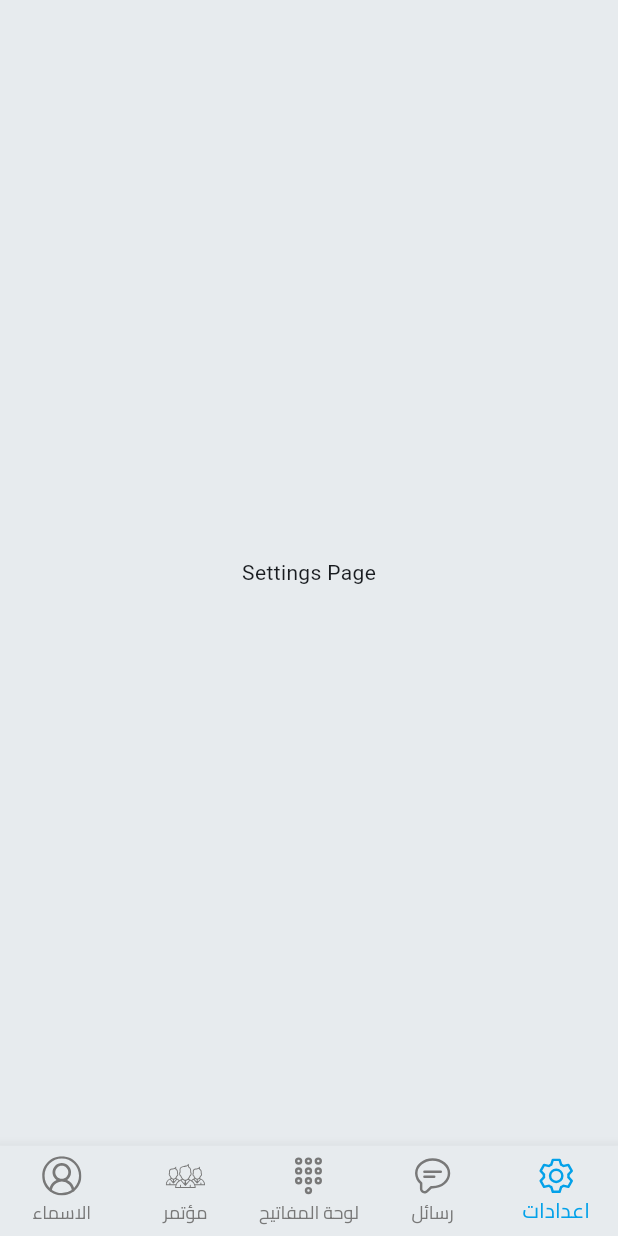
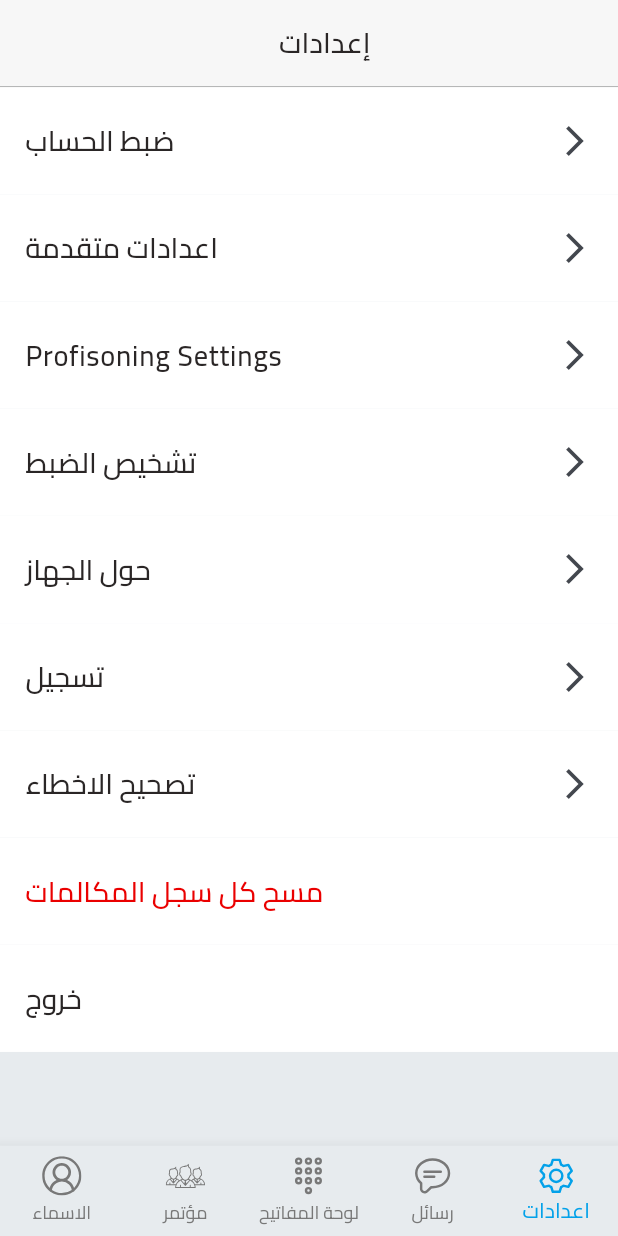
Before and after one commit to AbdelmoneamIsmael/Gs-Wave, a Flutter app: the screen it shows after launch, item 5 of the bottom bar chosen, on a phone screen of 412 x 824 dp. Run offline on Flutter 3.47's test engine with Material 3 defaults, Android fonts, the phone set to English and light mode, and no system bars; our stand-ins replace azlistview, device_preview, flutter_contacts, flutter_svg, font_awesome_flutter, get and 1 more; missing offline and left inert: app_settings, call_log, onscreen_num_keyboard.

Commit message:
finish pages

```diff
--- a/lib/core/routes/app_routes.dart
+++ b/lib/core/routes/app_routes.dart
@@ -1,3 +1,5 @@
+import 'package:gtv/features/add_new_name/presentation/pages/add_new_name_page.dart';
+
 abstract class Routes {
   Routes._();
 
@@ -12,6 +14,9 @@ abstract class Routes {
 
   static const messagePage = '/message';
 
+  static const addNewName = '/add_new_name';
+  static const addNewAccount = '/add_new_account';
+
 
 
 }
--- a/lib/core/utils/app_colors.dart
+++ b/lib/core/utils/app_colors.dart
@@ -7,5 +7,6 @@ abstract class AppColors {
   static const Color inactiveColor = Color(0xFF787878);
   static const Color whiteColor = Color(0xFFFFFFFF);
   static const Color blackColor = Color(0xFF2A2626);
+  static const Color greenColor = Color(0xFF25BE6A);
   static const Color redColor = Color(0xFFEA0000);
 }
--- /dev/null
+++ b/lib/core/widgets/setting_widget.dart
@@ -0,0 +1,35 @@
+import 'package:flutter/material.dart';
+import 'package:gtv/core/helper/responsive_helper.dart';
+import 'package:gtv/core/utils/app_colors.dart';
+import 'package:gtv/core/utils/test_style.dart';
+
+class SettingWidget extends StatelessWidget {
+  const SettingWidget({
+    super.key,
+    required this.title,
+    this.onTap,
+    this.textColor,
+    this.trailingWidget,
+  });
+  final String title;
+  final void Function()? onTap;
+  final Color? textColor;
+  final Widget? trailingWidget;
+  @override
+  Widget build(BuildContext context) {
+    return ListTile(
+      contentPadding: EdgeInsets.symmetric(
+          horizontal: 16.responsiveWidth, vertical: 8.responsiveHeight),
+      onTap: onTap,
+      tileColor: AppColors.whiteColor,
+      title: Text(
+        title,
+        style: AppTextStyles.medium.copyWith(
+          color: textColor ?? AppColors.blackColor,
+          fontSize: 18.responsiveFontSize,
+        ),
+      ),
+      trailing: trailingWidget ?? const Icon(Icons.arrow_forward_ios_outlined),
+    );
+  }
+}
--- a/lib/features/home_page/presentation/controller/home_controller.dart
+++ b/lib/features/home_page/presentation/controller/home_controller.dart
@@ -1,6 +1,8 @@
 import 'package:flutter/material.dart';
 import 'package:get/get.dart';
 import 'package:gtv/core/routes/app_routes.dart';
+import 'package:gtv/features/add_new_account/presentation/pages/add_new_account.dart';
+import 'package:gtv/features/add_new_name/presentation/pages/add_new_name_page.dart';
 import 'package:gtv/features/conference/presentation/pages/conference_page.dart';
 import 'package:gtv/features/dial_page/presentation/bindings/dial_bindings.dart';
 import 'package:gtv/features/dial_page/presentation/pages/dial_screen.dart';
@@ -26,6 +28,14 @@ class HomeController extends GetxController {
       Get.offAndToNamed(bottomNavigationBarRoutes[currentIndex], id: 1);
       update();
     }
+  }
+
+  void goToNamedWithNavigatedRoute(String routeName) {
+    Get.offAndToNamed(
+      routeName,
+      id: 1,
+    );
+    update();
   }
 
   Route? onGenerateRoute(RouteSettings settings) {
@@ -62,6 +72,22 @@ class HomeController extends GetxController {
           // binding: MessageBindings(),
           transition: Transition.noTransition,
         );
+      case Routes.addNewAccount:
+        return GetPageRoute(
+          routeName: Routes.addNewAccount,
+          settings: settings,
+          page: () => const AddNewAccount(),
+          // binding: MessageBindings(),
+          transition: Transition.noTransition,
+        );
+      case Routes.addNewName:
+        return GetPageRoute(
+          routeName: Routes.addNewName,
+          settings: settings,
+          page: () => const AddNewName(),
+          // binding: MessageBindings(),
+          transition: Transition.noTransition,
+        );
       case Routes.settingsPage:
         return GetPageRoute(
           routeName: Routes.settingsPage,
--- a/lib/features/settings/presentation/pages/settings_screen.dart
+++ b/lib/features/settings/presentation/pages/settings_screen.dart
@@ -1,13 +1,69 @@
 import 'package:flutter/material.dart';
+import 'package:get/get.dart';
+import 'package:gtv/core/helper/responsive_helper.dart';
+import 'package:gtv/core/routes/app_routes.dart';
+import 'package:gtv/core/utils/app_colors.dart';
+import 'package:gtv/core/utils/test_style.dart';
+import 'package:gtv/core/widgets/custom_appbar.dart';
+import 'package:gtv/core/widgets/setting_widget.dart';
+import 'package:gtv/features/home_page/presentation/controller/home_controller.dart';
 
 class SettingsScreen extends StatelessWidget {
   const SettingsScreen({super.key});
 
   @override
   Widget build(BuildContext context) {
-    return const Scaffold(
-      body: Center(
-        child: Text('Settings Page'),
+    return Scaffold(
+      body: SafeArea(
+        child: SingleChildScrollView(
+          child: Column(
+            children: [
+              CustomAppBar(
+                center: Text(
+                  "إعدادات",
+                  style: AppTextStyles.medium.copyWith(
+                    fontSize: 18.responsiveFontSize,
+                  ),
+                ),
+              ),
+              SettingWidget(
+                onTap: () {
+                  Get.find<HomeController>().goToNamedWithNavigatedRoute(
+                    Routes.addNewAccount,
+                  );
+                },
+                title: "ضبط الحساب",
+              ),
+              const SettingWidget(
+                title: "اعدادات متقدمة",
+              ),
+              const SettingWidget(
+                title: "Profisoning Settings",
+              ),
+              const SettingWidget(
+                title: "تشخيص الضبط ",
+              ),
+              const SettingWidget(
+                title: "حول الجهاز ",
+              ),
+              const SettingWidget(
+                title: "تسجيل ",
+              ),
+              const SettingWidget(
+                title: "تصحيح الاخطاء ",
+              ),
+              const SettingWidget(
+                textColor: AppColors.redColor,
+                trailingWidget: SizedBox(),
+                title: "مسح كل سجل المكالمات",
+              ),
+              const SettingWidget(
+                trailingWidget: SizedBox(),
+                title: "خروج",
+              ),
+            ],
+          ),
+        ),
       ),
     );
   }
--- a/pubspec.yaml
+++ b/pubspec.yaml
@@ -35,6 +35,7 @@ dependencies:
       url: https://github.com/AbdelmoneamIsmael/call_log.git
       ref: master
   cupertino_icons: ^1.0.8
+  device_preview: ^1.2.0
   flutter:
     sdk: flutter
   flutter_contacts:
@@ -42,6 +43,7 @@ dependencies:
       url: https://github.com/AbdelmoneamIsmael/flutter_contacts_letter_scroll.git
       ref: master
   flutter_svg: ^2.0.10+1
+  font_awesome_flutter: ^10.7.0
   get: ^4.6.6
   onscreen_num_keyboard: ^1.0.4
   permission_handler: ^11.3.1
```
Also changed, not shown: lib/core/widgets/app_textfield.dart (added, +73 -0 lines), lib/core/widgets/multi_selection.dart (+10 -5 lines), lib/core/widgets/name_widget.dart (+24 -7 lines), lib/features/add_new_account/presentation/pages/add_new_account.dart (added, +69 -0 lines), lib/features/add_new_name/presentation/pages/add_new_name_page.dart (added, +239 -0 lines), lib/features/dial_page/presentation/controller/dial_controller.dart (+24 -1 lines), lib/features/dial_page/presentation/pages/dial_screen.dart (+55 -15 lines), lib/features/names/presentation/pages/names.dart (+19 -37 lines), lib/main.dart (+9 -1 lines), pubspec.lock.
